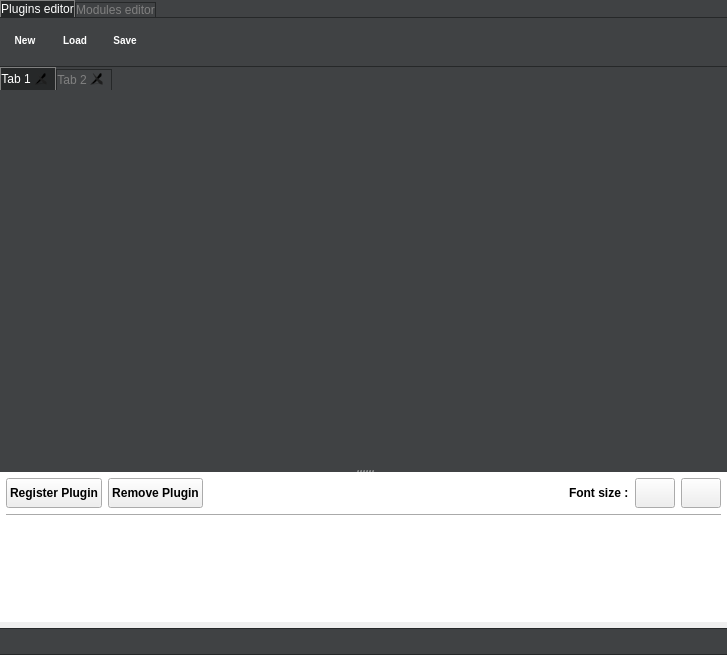
First picture: the form in plugins/perspective/GraphPerspective/designer/PythonPluginsIDE.ui, repository Tulip-Dev/tulip, before the edit.
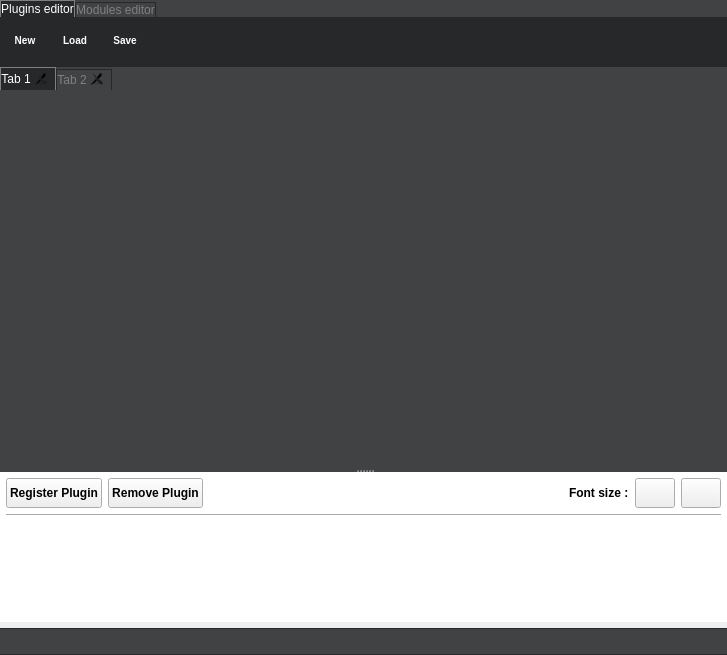
Second picture: the form after the edit. The open tabs and pages were chosen to show the change. Icons and pictures are not drawn. Custom widgets are drawn as their Qt base class.

```diff
--- a/plugins/perspective/GraphPerspective/designer/PythonPluginsIDE.ui
+++ b/plugins/perspective/GraphPerspective/designer/PythonPluginsIDE.ui
@@ -189,7 +189,7 @@
            <string notr="true">#pluginsToolBarWidget {
 	border-top: 1px solid #262829;
 	border-bottom: 1px solid #262829;
-	background-color: #404244;
+	background-color: #262829;
 }
 
 QToolButton {
```
Left out of the diff: 4 changed lines with no effect on the pictures.
